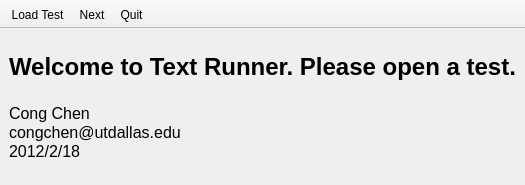
Old version of the form MainWindow.ui in the repository congchenutd/testrunner.
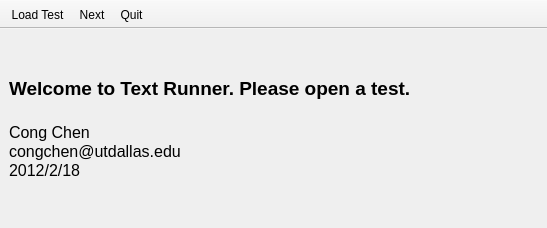
New version of the form. Icons and pictures are not drawn.

Commit message: - temp file format corrected for windows

What changed in the file:
```diff
--- a/MainWindow.ui
+++ b/MainWindow.ui
@@ -6,8 +6,8 @@
    <rect>
     <x>0</x>
     <y>0</y>
-    <width>433</width>
-    <height>185</height>
+    <width>547</width>
+    <height>228</height>
    </rect>
   </property>
   <property name="windowTitle">
@@ -28,12 +28,12 @@
        <string>&lt;!DOCTYPE HTML PUBLIC &quot;-//W3C//DTD HTML 4.0//EN&quot; &quot;http://www.w3.org/TR/REC-html40/strict.dtd&quot;&gt;
 &lt;html&gt;&lt;head&gt;&lt;meta name=&quot;qrichtext&quot; content=&quot;1&quot; /&gt;&lt;style type=&quot;text/css&quot;&gt;
 p, li { white-space: pre-wrap; }
-&lt;/style&gt;&lt;/head&gt;&lt;body style=&quot; font-family:'Lucida Grande'; font-size:14pt; font-weight:600; font-style:normal;&quot;&gt;
-&lt;p style=&quot; margin-top:0px; margin-bottom:0px; margin-left:0px; margin-right:0px; -qt-block-indent:0; text-indent:0px;&quot;&gt;&lt;span style=&quot; font-size:18pt;&quot;&gt;Welcome to Text Runner. Please open a test.&lt;/span&gt;&lt;/p&gt;
-&lt;p style=&quot;-qt-paragraph-type:empty; margin-top:0px; margin-bottom:0px; margin-left:0px; margin-right:0px; -qt-block-indent:0; text-indent:0px;&quot;&gt;&lt;/p&gt;
-&lt;p style=&quot; margin-top:0px; margin-bottom:0px; margin-left:0px; margin-right:0px; -qt-block-indent:0; text-indent:0px;&quot;&gt;&lt;span style=&quot; font-size:12pt; font-weight:400;&quot;&gt;Cong Chen&lt;/span&gt;&lt;/p&gt;
-&lt;p style=&quot; margin-top:0px; margin-bottom:0px; margin-left:0px; margin-right:0px; -qt-block-indent:0; text-indent:0px;&quot;&gt;&lt;span style=&quot; font-size:12pt; font-weight:400;&quot;&gt;congchen@utdallas.edu&lt;/span&gt;&lt;/p&gt;
-&lt;p style=&quot; margin-top:0px; margin-bottom:0px; margin-left:0px; margin-right:0px; -qt-block-indent:0; text-indent:0px;&quot;&gt;&lt;span style=&quot; font-size:12pt; font-weight:400;&quot;&gt;2012/2/18&lt;/span&gt;&lt;/p&gt;&lt;/body&gt;&lt;/html&gt;</string>
+&lt;/style&gt;&lt;/head&gt;&lt;body style=&quot; font-family:'MS Shell Dlg 2'; font-size:14pt; font-weight:600; font-style:normal;&quot;&gt;
+&lt;p style=&quot; margin-top:0px; margin-bottom:0px; margin-left:0px; margin-right:0px; -qt-block-indent:0; text-indent:0px;&quot;&gt;&lt;span style=&quot; font-family:'Lucida Grande';&quot;&gt;Welcome to Text Runner. Please open a test.&lt;/span&gt;&lt;/p&gt;
+&lt;p style=&quot;-qt-paragraph-type:empty; margin-top:0px; margin-bottom:0px; margin-left:0px; margin-right:0px; -qt-block-indent:0; text-indent:0px; font-family:'Lucida Grande';&quot;&gt;&lt;/p&gt;
+&lt;p style=&quot; margin-top:0px; margin-bottom:0px; margin-left:0px; margin-right:0px; -qt-block-indent:0; text-indent:0px;&quot;&gt;&lt;span style=&quot; font-family:'Lucida Grande'; font-size:12pt; font-weight:400;&quot;&gt;Cong Chen&lt;/span&gt;&lt;/p&gt;
+&lt;p style=&quot; margin-top:0px; margin-bottom:0px; margin-left:0px; margin-right:0px; -qt-block-indent:0; text-indent:0px;&quot;&gt;&lt;span style=&quot; font-family:'Lucida Grande'; font-size:12pt; font-weight:400;&quot;&gt;congchen@utdallas.edu&lt;/span&gt;&lt;/p&gt;
+&lt;p style=&quot; margin-top:0px; margin-bottom:0px; margin-left:0px; margin-right:0px; -qt-block-indent:0; text-indent:0px;&quot;&gt;&lt;span style=&quot; font-family:'Lucida Grande'; font-size:12pt; font-weight:400;&quot;&gt;2012/2/18&lt;/span&gt;&lt;/p&gt;&lt;/body&gt;&lt;/html&gt;</string>
       </property>
      </widget>
     </item>
```
Left out of the diff: 4 changed lines with no effect on the pictures. The commit also changes 4 other files.
